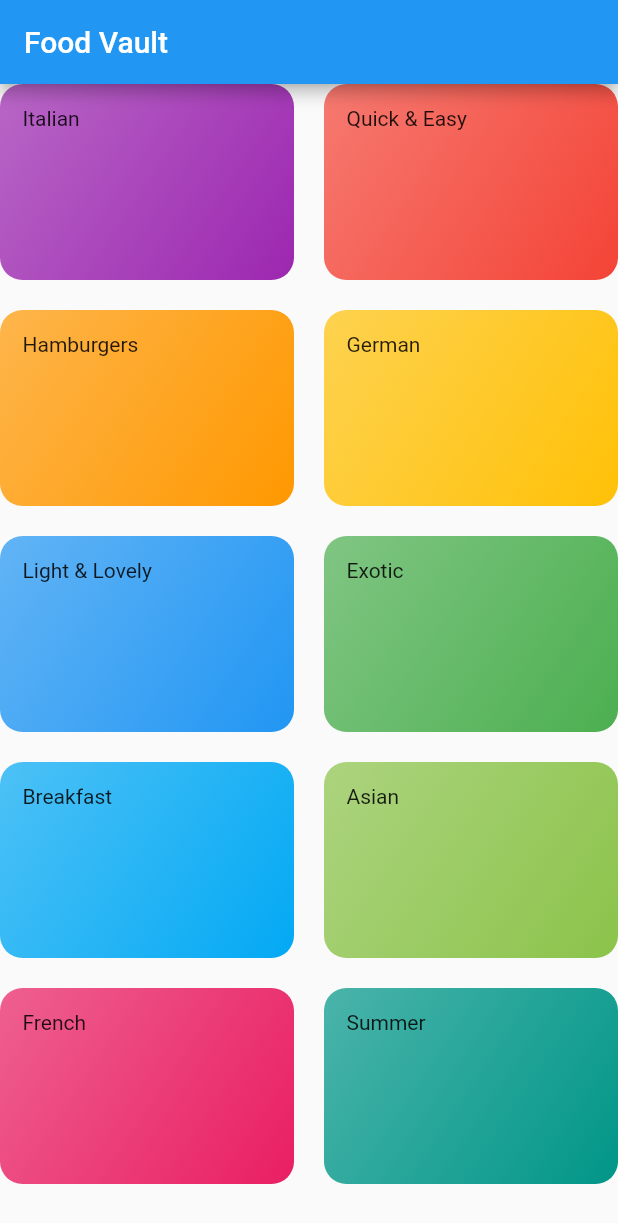
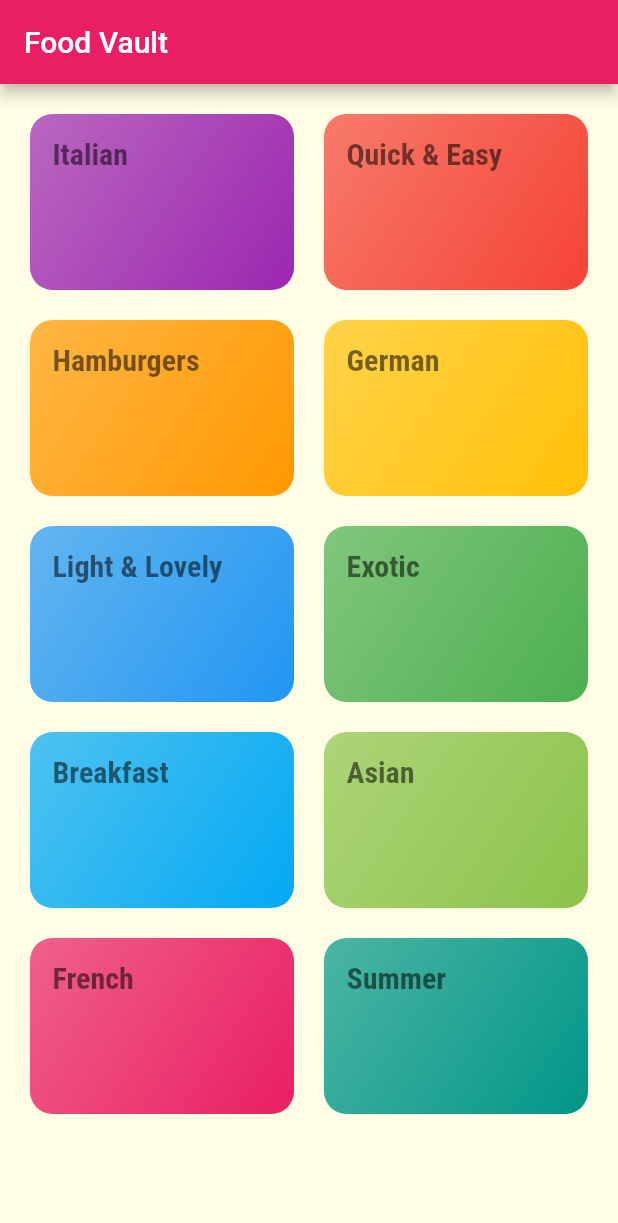
Before and after one commit to OstrichFarmer/food_vault, a Flutter app: the screen it shows after launch, on a phone screen of 412 x 824 dp. Shown: the top 1223 px of the screen. Run offline on Flutter 3.47's test engine with Material 2 defaults, Android fonts, the phone set to English and light mode, and no system bars.

Commit message:
Styling and Theming

```diff
--- a/lib/categories_screen.dart
+++ b/lib/categories_screen.dart
@@ -12,6 +12,7 @@
         title: const Text('Food Vault'),
       ),
       body: GridView(
+        padding: const EdgeInsets.all(20),
         children: DUMMY_CATEGORIES
             .map((catData) => CategoryItem(catData.title, catData.color))
             .toList(),
--- a/lib/category_item.dart
+++ b/lib/category_item.dart
@@ -12,7 +12,10 @@
   Widget build(BuildContext context) {
     return Container(
       padding: const EdgeInsets.all(15),
-      child: Text(title),
+      child: Text(
+        title,
+        style: Theme.of(context).textTheme.caption,
+      ),
       decoration: BoxDecoration(
         gradient: LinearGradient(
           colors: [color.withOpacity(0.7), color],
--- a/lib/main.dart
+++ b/lib/main.dart
@@ -15,7 +15,22 @@
       title: 'Food Vault',
       theme: ThemeData(
         // This is the theme of your application.
-        primarySwatch: Colors.blue,
+        colorScheme: ColorScheme.fromSwatch(primarySwatch: Colors.pink)
+            .copyWith(secondary: Colors.amber),
+        canvasColor: const Color.fromRGBO(255, 254, 229, 1),
+        fontFamily: 'Raleway',
+        textTheme: ThemeData.light().textTheme.copyWith(
+              bodyText1: const TextStyle(
+                color: Color.fromRGBO(20, 51, 51, 1),
+              ),
+              bodyText2: const TextStyle(
+                color: Color.fromRGBO(20, 51, 51, 1),
+              ),
+              caption: const TextStyle(
+                  fontSize: 20,
+                  fontFamily: 'RobotoCondensed',
+                  fontWeight: FontWeight.bold),
+            ),
       ),
       home: const CategoriesScreen(),
     );
```
Also changed, not shown: pubspec.yaml (+18 -6 lines), assets/fonts/Raleway-Black.ttf (added), assets/fonts/Raleway-Bold.ttf (added), assets/fonts/Raleway-Regular.ttf (added), assets/fonts/RobotoCondensed-Bold.ttf (added), assets/fonts/RobotoCondensed-Italic.ttf (added), assets/fonts/RobotoCondensed-Light.ttf (added), assets/fonts/RobotoCondensed-Regular.ttf (added).
